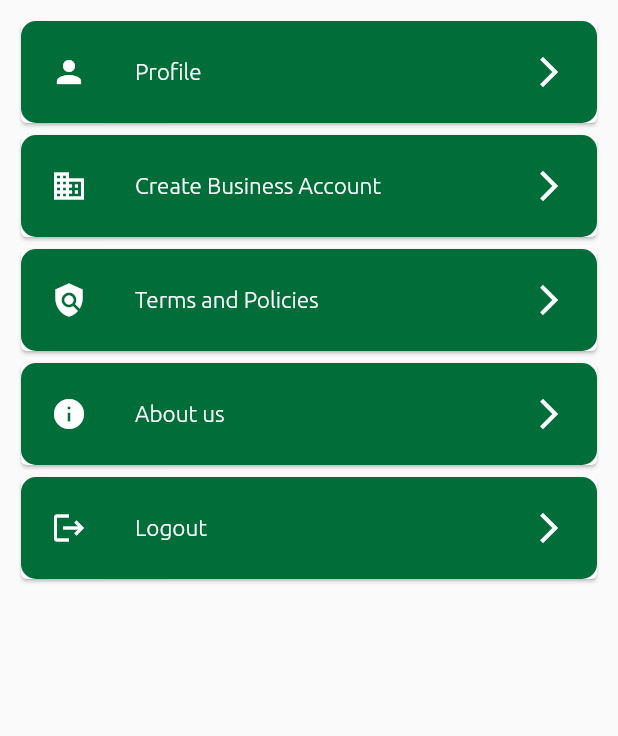
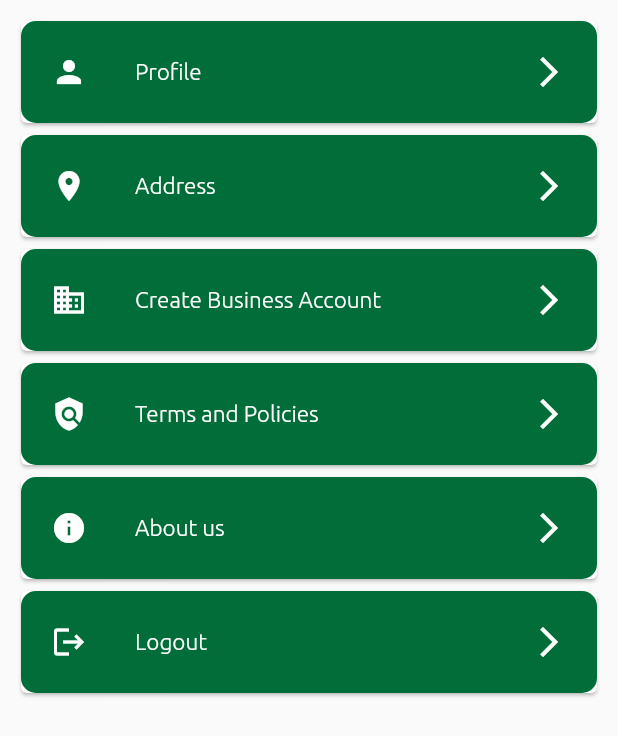
Before and after one commit to ghufran1054/Eatopia, a Flutter app: the UserMore screen opened directly, on a phone screen of 412 x 824 dp. Shown: the top 736 px of the screen. Run offline on Flutter 3.47's test engine with Material 2 defaults, Android fonts, the phone set to English and light mode, and no system bars; our stand-ins replace cached_network_image, cloud_firestore, email_validator, firebase_auth, firebase_core, firebase_storage and 7 more; accounts and stored records are empty.

Commit message:
Added Maps (Address) in User More

```diff
--- a/lib/main.dart
+++ b/lib/main.dart
@@ -37,7 +37,7 @@ class MainApp extends StatelessWidget {
         '/UserSignUpPageOne': (context) => const UserSignUpPageOne(),
         '/UserSignUpPageTwo': (context) => const UserSignUpPageTwo(),
         '/WelcomePage': (context) => const WelcomePage(),
-        '/MapScreen': (context) => MapScreen(),
+        '/MapScreen': (context) => const MapScreen(),
         '/UserHomePage': (context) => const UserHomePage(),
         '/LoginPage': (context) => const LoginPage(),
         '/BuisnessSignup': (context) => const BuisnessSignup(),
--- a/lib/pages/Customer/user_more.dart
+++ b/lib/pages/Customer/user_more.dart
@@ -12,6 +12,7 @@ class UserMore extends StatefulWidget {
 class _UserMoreState extends State<UserMore> {
   List<String> value = [
     'Profile',
+    'Address',
     'Create Business Account',
     'Terms and Policies',
     'About us',
@@ -21,6 +22,7 @@ class _UserMoreState extends State<UserMore> {
   //create a list containing the name and icon
   List<IconData> icons = [
     Icons.person,
+    Icons.location_on,
     Icons.business,
     Icons.policy,
     Icons.info,
@@ -66,6 +68,8 @@ class _UserMoreState extends State<UserMore> {
                   } else if (value[index] == 'Logout') {
                     await AuthServices().auth.signOut();
                     Navigator.pushNamed(context, '/WelcomePage');
+                  } else if (value[index] == 'Address') {
+                    Navigator.pushNamed(context, '/MapScreen');
                   }
                 },
               ),
```
